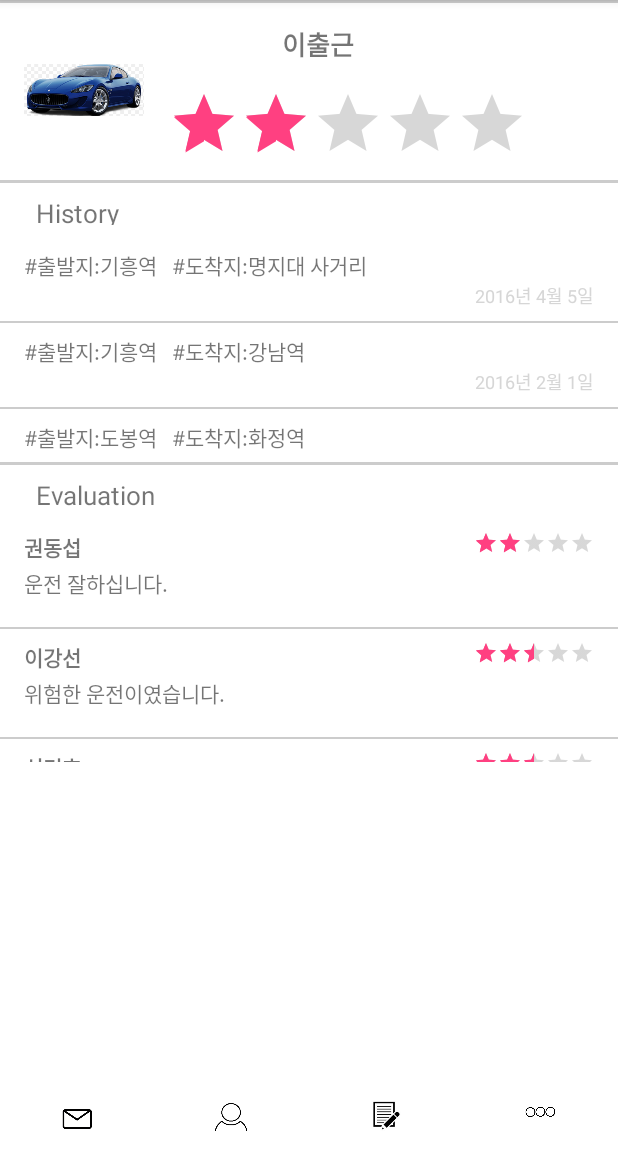
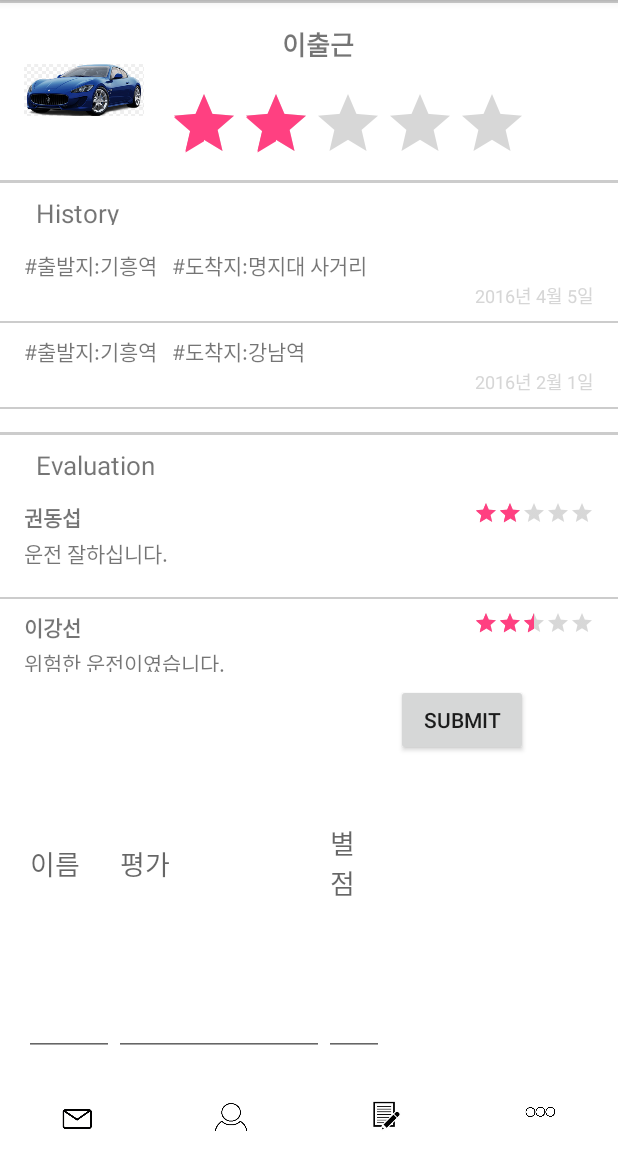
Before and after one commit to Shinseungsou/ssangcarpool, an Android app: the ProfileActivity screen opened directly, with no data from a screen before it, on a phone screen of 412 x 824 dp, the part 84-1236 px from its top. Run offline under Robolectric (Android 15) with nearby library versions, the phone set to English and light mode, and no system bars.

Commit message:
evaluation
evaluation 에 평가 추가

```diff
--- a/app/src/main/java/com/jfsiot/mju/ssangcarpool/activity/MainMapActivity.java
+++ b/app/src/main/java/com/jfsiot/mju/ssangcarpool/activity/MainMapActivity.java
@@ -81,6 +81,7 @@ public class MainMapActivity extends AppCompatActivity implements ActivityCompat
 
     @Override
     protected void onResume() {
+        //onCreate로 생성된 뷰를 가져오는 함수
         super.onResume();
         final ListView searchResult = ((ListView) findViewById(R.id.search_result));
 
@@ -89,7 +90,8 @@ public class MainMapActivity extends AppCompatActivity implements ActivityCompat
             @Override
             public void onClick(View v) {
                 TMapData tMapData = new TMapData();
-                tMapData.findTitlePOI(searchView.getText().toString(), 20, new TMapData.FindTitlePOIListenerCallback() {
+                tMapData.findTitlePOI(searchView.getText().toString(), 20, new TMapData.FindTitlePOIListenerCallback() {    //callback : 이벤트에 대한 피드백
+                    // searchView 검색창에서 검색
                     @Override
                     public void onFindTitlePOI(ArrayList<TMapPOIItem> arrayList) {
                         ((InputMethodManager) MainMapActivity.this.getSystemService(INPUT_METHOD_SERVICE)).hideSoftInputFromWindow(MainMapActivity.this.getCurrentFocus().getWindowToken(), InputMethodManager.HIDE_NOT_ALWAYS);
@@ -119,6 +121,7 @@ public class MainMapActivity extends AppCompatActivity implements ActivityCompat
 
     @Override
     public void onBackPressed() {
+        //뒤로가기 버튼 눌렀을때
         if (this.searchResult.getVisibility() == View.VISIBLE) this.searchResult.setVisibility(View.GONE);
         else super.onBackPressed();
     }
--- a/app/src/main/java/com/jfsiot/mju/ssangcarpool/activity2/ProfileActivity.java
+++ b/app/src/main/java/com/jfsiot/mju/ssangcarpool/activity2/ProfileActivity.java
@@ -4,6 +4,9 @@ import android.graphics.Color;
 import android.graphics.drawable.ColorDrawable;
 import android.os.Bundle;
 import android.support.v7.app.AppCompatActivity;
+import android.view.View;
+import android.widget.Button;
+import android.widget.EditText;
 import android.widget.ListView;
 import android.widget.RatingBar;
 
@@ -15,6 +18,10 @@ import java.util.ArrayList;
  * Created by User on 2016-04-16.
  */
 public class ProfileActivity extends AppCompatActivity{
+
+    Button button;
+    EditText editText1, editText2, editText3;
+
     @Override
     protected void onCreate(Bundle savedInstanceState){
         super.onCreate(savedInstanceState);
@@ -40,13 +47,13 @@ public class ProfileActivity extends AppCompatActivity{
         //ArrayAdapter<String> adapter;
         Aadapter aadapter1 = new Aadapter(this, R.layout.relativepra2,arDessert);
 
-        ArrayList<Room2> room2 = new ArrayList<>();
+        final ArrayList<Room2> room2 = new ArrayList<>();
         room2.add(new Room2("권동섭","운전 잘하십니다.",4 ));
         room2.add(new Room2("이강선","위험한 운전이였습니다." ,5));
         room2.add(new Room2("신민호","매너가 좋으십니다." ,5));
         room2.add(new Room2("안희철","좋은 운전이였습니다.",3 ));
 
-        Badapter badapter2 = new Badapter(this, R.layout.relative1,room2);
+        final Badapter badapter2 = new Badapter(this, R.layout.relative1,room2);
 
         ListView list1 = (ListView) findViewById(R.id.list1);
         list1.setAdapter(aadapter1);
@@ -62,5 +69,26 @@ public class ProfileActivity extends AppCompatActivity{
         list2.setDivider(new ColorDrawable(Color.LTGRAY));
         list2.setDividerHeight(2);
 
+
+
+
+        button = (Button) findViewById(R.id.myprofile_button1);
+        editText1 = (EditText) findViewById(R.id.myprofile_edittext1);
+        editText2 = (EditText) findViewById(R.id.myprofile_edittext2);
+        editText3 = (EditText) findViewById(R.id.myprofile_edittext3);
+
+        button.setOnClickListener(new View.OnClickListener() {
+
+            @Override
+            public void onClick(View v) {
+                room2.add(new Room2(editText1.getText().toString(),editText2.getText().toString(),
+                        Integer.parseInt(editText3.getText().toString())));
+                badapter2.notifyDataSetChanged();
+                editText1.setText("");
+                editText2.setText("");
+                editText3.setText("");
+                editText1.requestFocus();
+            }
+        });
     }
 }
--- a/app/src/main/res/layout/myprofile.xml
+++ b/app/src/main/res/layout/myprofile.xml
@@ -51,7 +51,7 @@
             android:orientation="vertical"
             android:id="@+id/lay2"
             android:layout_width="match_parent"
-            android:layout_height="180dp"
+            android:layout_height="160dp"
             android:layout_below="@+id/lay1">
             <include layout="@layout/divider"/>
             <TextView
@@ -71,9 +71,10 @@
             </ListView>
         </LinearLayout>
         <LinearLayout
+            android:id="@+id/lay3"
             android:orientation="vertical"
             android:layout_width="match_parent"
-            android:layout_height="200dp"
+            android:layout_height="160dp"
             android:layout_below="@+id/lay2"
             android:layout_marginTop="8dp">
             <include layout="@layout/divider"/>
@@ -93,6 +94,39 @@
                 android:layout_height="wrap_content">
             </ListView>
         </LinearLayout>
+
+        <RelativeLayout
+            android:layout_width="match_parent"
+            android:layout_height="wrap_content"
+            android:layout_below="@+id/lay3"
+            android:layout_marginLeft="16dp">
+            <EditText
+                android:id="@+id/myprofile_edittext1"
+                android:layout_width="60dp"
+                android:layout_height="match_parent"
+                android:hint="이름"/>
+            <EditText
+                android:id="@+id/myprofile_edittext2"
+                android:layout_width="140dp"
+                android:layout_height="match_parent"
+                android:layout_toRightOf="@+id/myprofile_edittext1"
+                android:hint="평가"/>
+            <EditText
+                android:id="@+id/myprofile_edittext3"
+                android:layout_width="40dp"
+                android:layout_height="match_parent"
+                android:layout_toRightOf="@+id/myprofile_edittext2"
+                android:hint="별점"/>
+
+            <Button
+                android:id="@+id/myprofile_button1"
+                android:layout_width="wrap_content"
+                android:layout_height="wrap_content"
+                android:layout_margin="8dp"
+                android:layout_toRightOf="@+id/myprofile_edittext3"
+                android:text="SUBMIT"/>
+
+        </RelativeLayout>
     </RelativeLayout>
 
     <include layout="@layout/divider"/>
```
Also changed, not shown: app/src/main/res/layout/activity_findroad.xml (added, +17 -0 lines).
